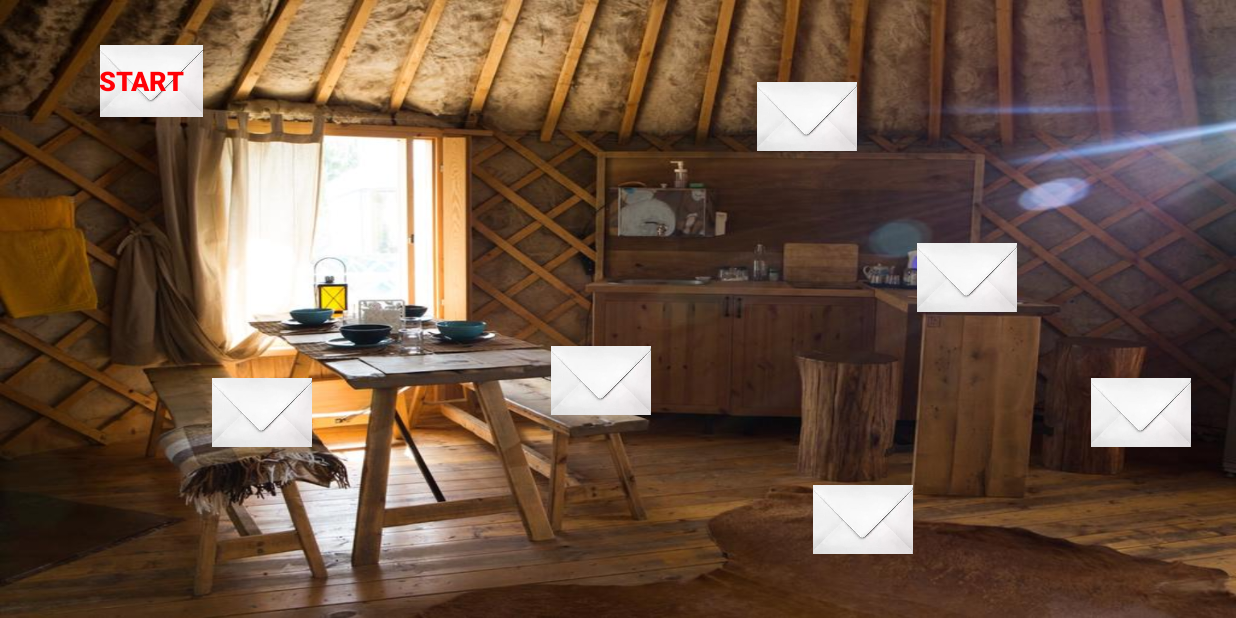
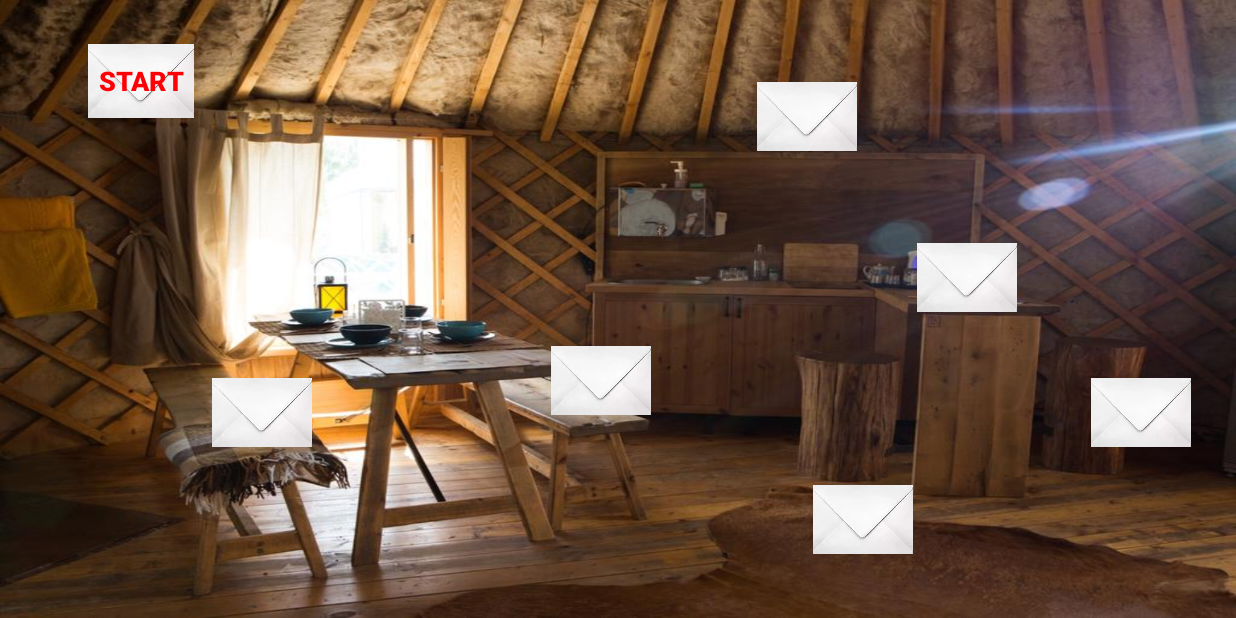
Before and after one commit to DimasForin/AppliCation, an Android app: the SecondLevel screen opened directly, with no data from a screen before it, on a phone screen of 824 x 412 dp (held sideways). Run offline under Robolectric (Android 15) with nearby library versions, the light colour scheme and no system bars.

Commit message:
new final

```diff
--- a/app/src/main/res/layout/second_level.xml
+++ b/app/src/main/res/layout/second_level.xml
@@ -193,15 +193,13 @@
 
     <ImageView
         android:id="@+id/imageView3"
-        android:layout_width="102dp"
-        android:layout_height="48dp"
+        android:layout_width="105dp"
+        android:layout_height="49dp"
         android:src="@drawable/fon"
         app:layout_constraintBottom_toBottomOf="@+id/button6"
         app:layout_constraintEnd_toEndOf="@+id/button6"
-        app:layout_constraintHorizontal_bias="0.0"
         app:layout_constraintStart_toStartOf="@+id/button6"
-        app:layout_constraintTop_toTopOf="@+id/button6"
-        app:layout_constraintVertical_bias="0.0" />
+        app:layout_constraintTop_toTopOf="@+id/button6" />
 
     <ImageView
         android:id="@+id/imageView4"
```
